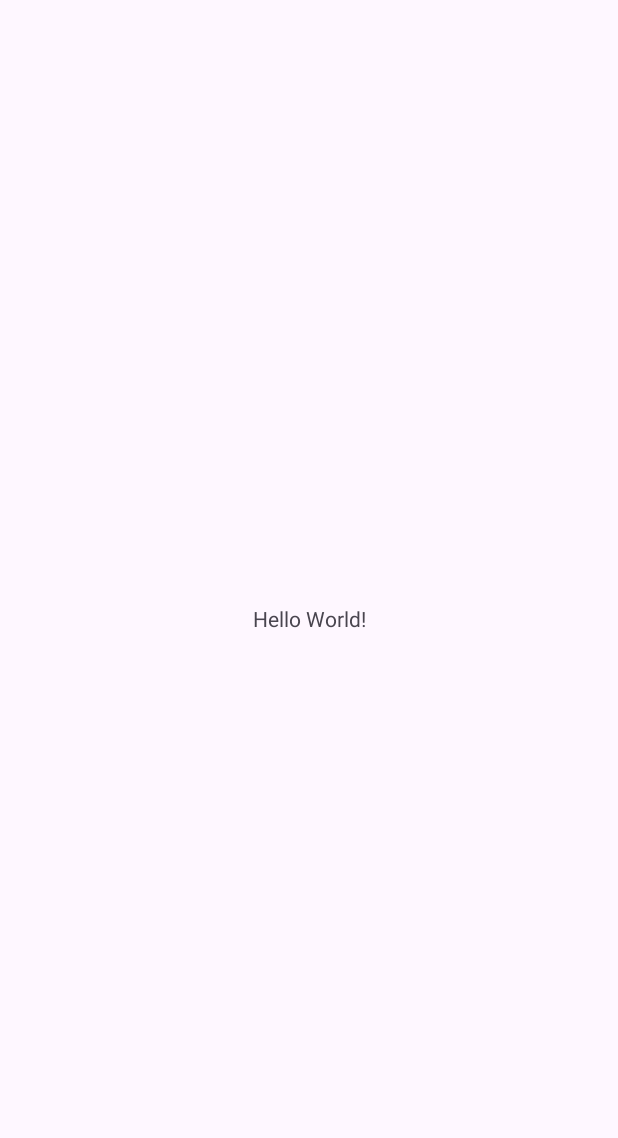
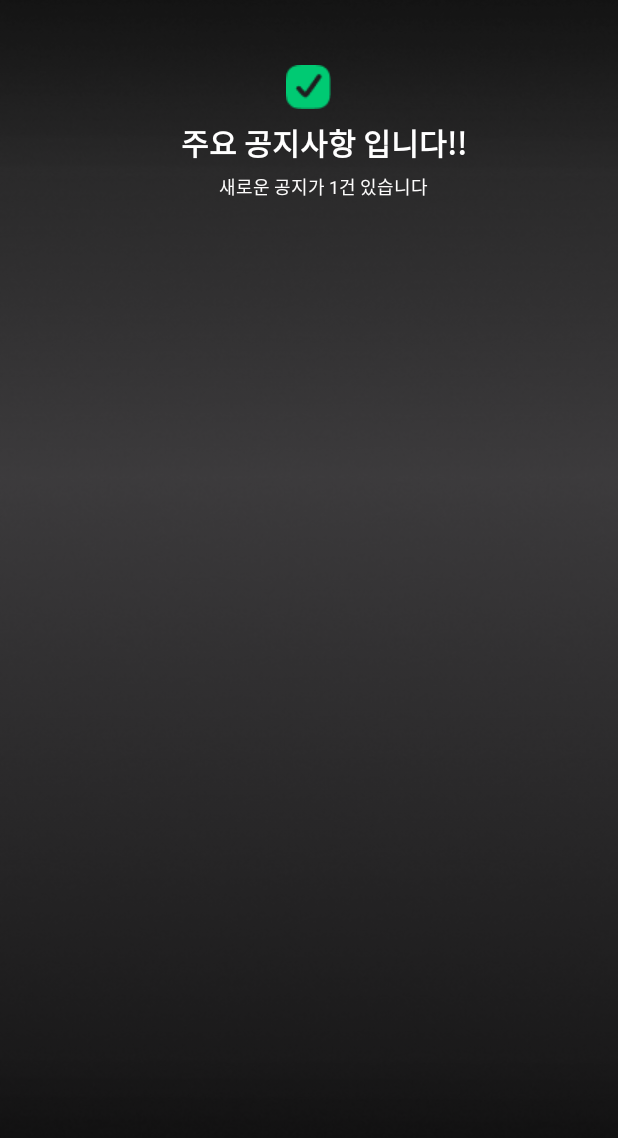
Before and after one commit to hwangsea/andriod, an Android app: the screen it shows after launch (MainActivity), on a phone screen of 412 x 824 dp. Before the commit the part shown is almost empty. Shown: the top 1138 px of the screen. Run offline under Robolectric (Android 15) with nearby library versions, the phone set to English and light mode, and no system bars.

Commit message:
프로젝트 생성

```diff
--- a/app/src/main/java/com/example/myapplication/MainActivity.kt
+++ b/app/src/main/java/com/example/myapplication/MainActivity.kt
@@ -2,10 +2,13 @@ package com.example.myapplication
 
 import androidx.appcompat.app.AppCompatActivity
 import android.os.Bundle
+import android.widget.TextView
+import android.widget.Button
 
 class MainActivity : AppCompatActivity() {
     override fun onCreate(savedInstanceState: Bundle?) {
         super.onCreate(savedInstanceState)
         setContentView(R.layout.activity_main)
+
     }
 }
--- a/app/src/main/res/layout/activity_main.xml
+++ b/app/src/main/res/layout/activity_main.xml
@@ -1,18 +1,63 @@
 <?xml version="1.0" encoding="utf-8"?>
-<androidx.constraintlayout.widget.ConstraintLayout xmlns:android="http://schemas.android.com/apk/res/android"
+<LinearLayout
+    xmlns:android="http://schemas.android.com/apk/res/android"
     xmlns:app="http://schemas.android.com/apk/res-auto"
     xmlns:tools="http://schemas.android.com/tools"
     android:layout_width="match_parent"
     android:layout_height="match_parent"
+    android:background="@drawable/bg"
+    android:orientation="vertical"
     tools:context=".MainActivity">
 
-    <TextView
+    <ImageView
+        android:id="@+id/imageView"
         android:layout_width="wrap_content"
         android:layout_height="wrap_content"
-        android:text="Hello World!"
-        app:layout_constraintBottom_toBottomOf="parent"
-        app:layout_constraintEnd_toEndOf="parent"
-        app:layout_constraintStart_toStartOf="parent"
-        app:layout_constraintTop_toTopOf="parent" />
+        android:layout_gravity="center_horizontal"
+        android:layout_marginTop="43dp"
+        android:layout_marginBottom="7dp"
+        android:src="@drawable/check" />
 
-</androidx.constraintlayout.widget.ConstraintLayout>
+    <TextView
+        android:id="@+id/textView"
+        android:layout_width="wrap_content"
+        android:layout_height="wrap_content"
+        android:layout_gravity="center"
+        android:layout_marginStart="20dp"
+        android:layout_marginTop="0dp"
+        android:layout_marginEnd="10dp"
+        android:layout_marginBottom="5dp"
+        android:text="주요 공지사항 입니다!!"
+        android:textColor="#ffffff"
+        android:textSize="20sp"
+        android:textStyle="normal|bold"
+        android:typeface="normal" />
+
+    <TextView
+        android:id="@+id/function_text"
+        android:layout_width="wrap_content"
+        android:layout_height="wrap_content"
+        android:layout_gravity="center"
+        android:layout_marginStart="20dp"
+        android:layout_marginTop="0dp"
+        android:layout_marginEnd="10dp"
+        android:layout_marginBottom="0dp"
+        android:text="새로운 공지가 1건 있습니다"
+        android:textColor="#FDFCFC"
+        android:textSize="12sp" />
+
+    <androidx.recyclerview.widget.RecyclerView
+        android:id="@+id/recyclerView"
+        android:layout_width="match_parent"
+        android:layout_marginStart="10dp"
+        android:layout_marginTop="15dp"
+        android:layout_marginEnd="10dp"
+        android:layout_marginBottom="70dp"
+        android:layout_weight="1"
+        android:layout_height="match_parent"
+        android:padding="5dp"
+        android:scrollbars="vertical"
+        app:layoutManager="androidx.recyclerview.widget.LinearLayoutManager"
+        tools:listitem="@layout/activity_product_detail" />
+
+</LinearLayout>
--- a/app/src/main/res/values/themes.xml
+++ b/app/src/main/res/values/themes.xml
@@ -3,7 +3,9 @@
     <style name="Base.Theme.MyApplication" parent="Theme.Material3.DayNight.NoActionBar">
         <!-- Customize your light theme here. -->
         <!-- <item name="colorPrimary">@color/my_light_primary</item> -->
+        <item name="android:windowTranslucentStatus">true</item>
+        <item name="android:windowTranslucentNavigation">true</item>
     </style>
 
-    <style name="Theme.MyApplication" parent="Base.Theme.MyApplication" />
+    <style name="Theme.MyApplication" parent="Base.Theme.MyApplication" />z
 </resources>
--- a/build.gradle.kts
+++ b/build.gradle.kts
@@ -2,4 +2,5 @@
 plugins {
     id("com.android.application") version "8.1.3" apply false
     id("org.jetbrains.kotlin.android") version "1.9.0" apply false
+
 }
```
Also changed, not shown: app/build.gradle.kts (+11 -3 lines), app/src/main/res/drawable/rounded_corner.xml (added, +19 -0 lines), app/src/main/res/layout/activity_product_detail.xml (added, +103 -0 lines), app/src/main/res/drawable/bg.png (added), app/src/main/res/drawable/check.png (added), app/src/main/res/drawable/img.png (added), app/src/main/res/drawable/img_1.png (added).
